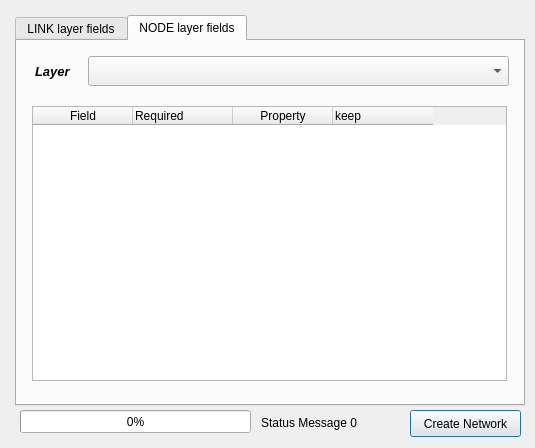
Before: the Qt Designer form network/forms/ui_transponet_construction.ui in AequilibraE/qaequilibrae, drawn with Qt 5.
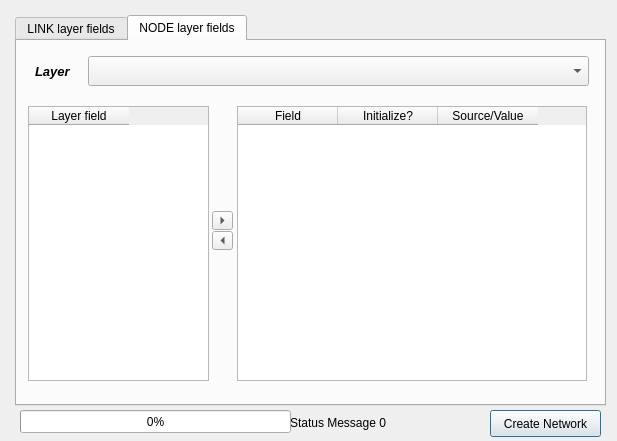
After: the same form once the commit is applied. The open tabs and pages were chosen to show the change. Custom widgets are drawn as their Qt base class.

```diff
--- a/network/forms/ui_transponet_construction.ui
+++ b/network/forms/ui_transponet_construction.ui
@@ -6,8 +6,8 @@
    <rect>
     <x>0</x>
     <y>0</y>
-    <width>535</width>
-    <height>448</height>
+    <width>617</width>
+    <height>441</height>
    </rect>
   </property>
   <property name="windowTitle">
@@ -18,7 +18,7 @@
     <rect>
      <x>15</x>
      <y>15</y>
-     <width>510</width>
+     <width>591</width>
      <height>391</height>
     </rect>
    </property>
@@ -98,9 +98,9 @@
     <widget class="QTableWidget" name="table_node_fields">
      <property name="geometry">
       <rect>
-       <x>15</x>
+       <x>220</x>
        <y>65</y>
-       <width>475</width>
+       <width>350</width>
        <height>275</height>
       </rect>
      </property>
@@ -111,23 +111,15 @@
      </column>
      <column>
       <property name="text">
-       <string>Required</string>
+       <string>Initialize?</string>
       </property>
       <property name="textAlignment">
-       <set>AlignLeft|AlignVCenter</set>
+       <set>AlignHCenter|AlignVCenter|AlignCenter</set>
       </property>
      </column>
      <column>
       <property name="text">
-       <string>Property</string>
-      </property>
-     </column>
-     <column>
-      <property name="text">
-       <string>keep</string>
-      </property>
-      <property name="textAlignment">
-       <set>AlignLeft|AlignVCenter</set>
+       <string>Source/Value</string>
       </property>
      </column>
     </widget>
@@ -136,7 +128,7 @@
       <rect>
        <x>71</x>
        <y>15</y>
-       <width>421</width>
+       <width>501</width>
        <height>30</height>
       </rect>
      </property>
@@ -162,12 +154,65 @@
       <string>Layer</string>
      </property>
     </widget>
+    <widget class="QTableWidget" name="table_available_node_field">
+     <property name="geometry">
+      <rect>
+       <x>11</x>
+       <y>65</y>
+       <width>181</width>
+       <height>275</height>
+      </rect>
+     </property>
+     <column>
+      <property name="text">
+       <string>Layer field</string>
+      </property>
+     </column>
+    </widget>
+    <widget class="QToolButton" name="but_removes_from_nodes">
+     <property name="geometry">
+      <rect>
+       <x>195</x>
+       <y>190</y>
+       <width>21</width>
+       <height>19</height>
+      </rect>
+     </property>
+     <property name="text">
+      <string>...</string>
+     </property>
+     <property name="toolButtonStyle">
+      <enum>Qt::ToolButtonIconOnly</enum>
+     </property>
+     <property name="arrowType">
+      <enum>Qt::LeftArrow</enum>
+     </property>
+    </widget>
+    <widget class="QToolButton" name="but_adds_to_nodes">
+     <property name="geometry">
+      <rect>
+       <x>195</x>
+       <y>170</y>
+       <width>21</width>
+       <height>19</height>
+      </rect>
+     </property>
+     <property name="text">
+      <string>...</string>
+     </property>
+     <property name="toolButtonStyle">
+      <enum>Qt::ToolButtonIconOnly</enum>
+     </property>
+     <property name="arrowType">
+      <enum>Qt::RightArrow</enum>
+     </property>
+    </widget>
    </widget>
   </widget>
   <widget class="QPushButton" name="but_create_network_file">
    <property name="geometry">
     <rect>
-     <x>410</x>
+     <x>490</x>
      <y>410</y>
      <width>111</width>
      <height>27</height>
@@ -185,7 +230,7 @@
     <rect>
      <x>20</x>
      <y>410</y>
-     <width>231</width>
+     <width>271</width>
      <height>23</height>
     </rect>
    </property>
@@ -236,7 +281,7 @@
   <widget class="QLabel" name="progress_label">
    <property name="geometry">
     <rect>
-     <x>261</x>
+     <x>290</x>
      <y>412</y>
      <width>261</width>
      <height>21</height>
```
Left out of the diff: 70 changed lines with no effect on the pictures.
